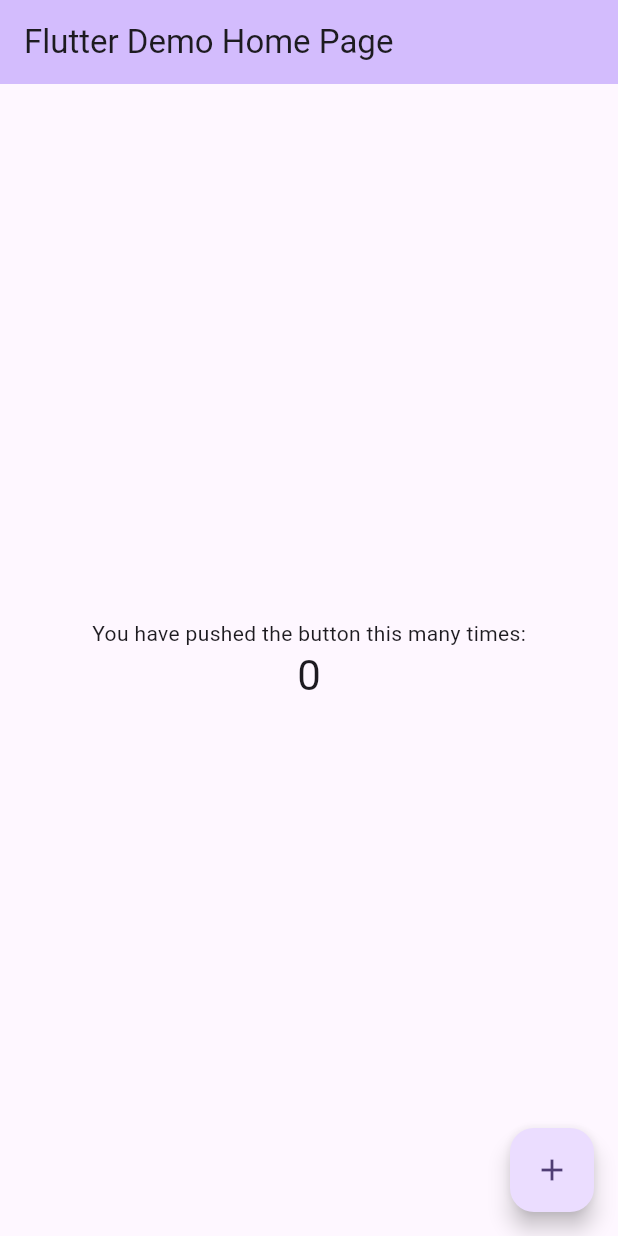
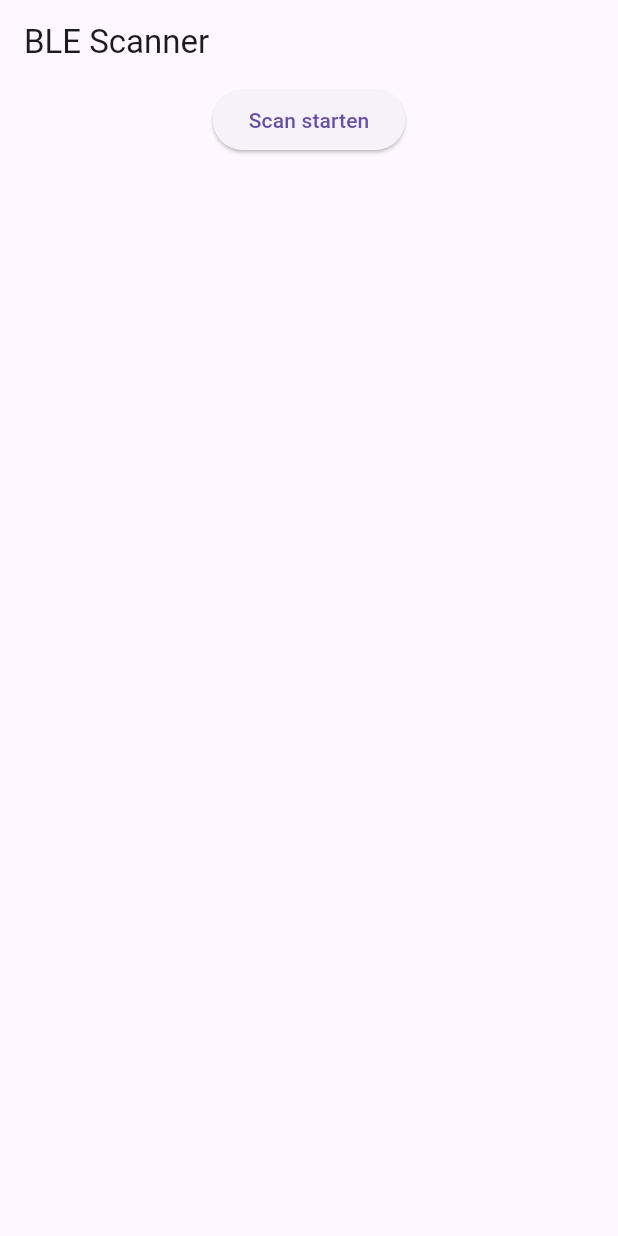
Before and after one commit to SomnusSunMask/SunMask-new, a Flutter app: the screen it shows after launch, on a phone screen of 412 x 824 dp. Run offline on Flutter 3.47's test engine with Material 3 defaults, Android fonts, the phone set to English and light mode, and no system bars; our stand-ins replace flutter_blue_plus.

Commit message:
Update main.dart
ble hinzugefügt

```diff
--- a/lib/main.dart
+++ b/lib/main.dart
@@ -1,122 +1,72 @@
 import 'package:flutter/material.dart';
+import 'package:flutter_blue_plus/flutter_blue_plus.dart';
 
 void main() {
-  runApp(const MyApp());
+  runApp(MyApp());
 }
 
 class MyApp extends StatelessWidget {
-  const MyApp({super.key});
-
-  // This widget is the root of your application.
   @override
   Widget build(BuildContext context) {
     return MaterialApp(
-      title: 'Flutter Demo',
-      theme: ThemeData(
-        // This is the theme of your application.
-        //
-        // TRY THIS: Try running your application with "flutter run". You'll see
-        // the application has a purple toolbar. Then, without quitting the app,
-        // try changing the seedColor in the colorScheme below to Colors.green
-        // and then invoke "hot reload" (save your changes or press the "hot
-        // reload" button in a Flutter-supported IDE, or press "r" if you used
-        // the command line to start the app).
-        //
-        // Notice that the counter didn't reset back to zero; the application
-        // state is not lost during the reload. To reset the state, use hot
-        // restart instead.
-        //
-        // This works for code too, not just values: Most code changes can be
-        // tested with just a hot reload.
-        colorScheme: ColorScheme.fromSeed(seedColor: Colors.deepPurple),
-      ),
-      home: const MyHomePage(title: 'Flutter Demo Home Page'),
+      title: 'Flutter BLE Scanner',
+      theme: ThemeData(primarySwatch: Colors.blue),
+      home: BLEHomePage(),
     );
   }
 }
 
-class MyHomePage extends StatefulWidget {
-  const MyHomePage({super.key, required this.title});
-
-  // This widget is the home page of your application. It is stateful, meaning
-  // that it has a State object (defined below) that contains fields that affect
-  // how it looks.
-
-  // This class is the configuration for the state. It holds the values (in this
-  // case the title) provided by the parent (in this case the App widget) and
-  // used by the build method of the State. Fields in a Widget subclass are
-  // always marked "final".
-
-  final String title;
-
+class BLEHomePage extends StatefulWidget {
   @override
-  State<MyHomePage> createState() => _MyHomePageState();
+  _BLEHomePageState createState() => _BLEHomePageState();
 }
 
-class _MyHomePageState extends State<MyHomePage> {
-  int _counter = 0;
+class _BLEHomePageState extends State<BLEHomePage> {
+  FlutterBluePlus flutterBlue = FlutterBluePlus();
+  List<ScanResult> scanResults = [];
 
-  void _incrementCounter() {
-    setState(() {
-      // This call to setState tells the Flutter framework that something has
-      // changed in this State, which causes it to rerun the build method below
-      // so that the display can reflect the updated values. If we changed
-      // _counter without calling setState(), then the build method would not be
-      // called again, and so nothing would appear to happen.
-      _counter++;
+  void startScan() {
+    scanResults.clear();
+    flutterBlue.startScan(timeout: Duration(seconds: 5));
+
+    flutterBlue.scanResults.listen((results) {
+      setState(() {
+        scanResults = results;
+      });
     });
+  }
+
+  void connectToDevice(BluetoothDevice device) async {
+    await device.connect();
+    print("Verbunden mit ${device.name}");
   }
 
   @override
   Widget build(BuildContext context) {
-    // This method is rerun every time setState is called, for instance as done
-    // by the _incrementCounter method above.
-    //
-    // The Flutter framework has been optimized to make rerunning build methods
-    // fast, so that you can just rebuild anything that needs updating rather
-    // than having to individually change instances of widgets.
     return Scaffold(
-      appBar: AppBar(
-        // TRY THIS: Try changing the color here to a specific color (to
-        // Colors.amber, perhaps?) and trigger a hot reload to see the AppBar
-        // change color while the other colors stay the same.
-        backgroundColor: Theme.of(context).colorScheme.inversePrimary,
-        // Here we take the value from the MyHomePage object that was created by
-        // the App.build method, and use it to set our appbar title.
-        title: Text(widget.title),
+      appBar: AppBar(title: Text("BLE Scanner")),
+      body: Column(
+        children: [
+          ElevatedButton(
+            onPressed: startScan,
+            child: Text("Scan starten"),
+          ),
+          Expanded(
+            child: ListView.builder(
+              itemCount: scanResults.length,
+              itemBuilder: (context, index) {
+                return ListTile(
+                  title: Text(scanResults[index].device.name.isNotEmpty
+                      ? scanResults[index].device.name
+                      : "Unbekanntes Gerät"),
+                  subtitle: Text(scanResults[index].device.id.toString()),
+                  onTap: () => connectToDevice(scanResults[index].device),
+                );
+              },
+            ),
+          ),
+        ],
       ),
-      body: Center(
-        // Center is a layout widget. It takes a single child and positions it
-        // in the middle of the parent.
-        child: Column(
-          // Column is also a layout widget. It takes a list of children and
-          // arranges them vertically. By default, it sizes itself to fit its
-          // children horizontally, and tries to be as tall as its parent.
-          //
-          // Column has various properties to control how it sizes itself and
-          // how it positions its children. Here we use mainAxisAlignment to
-          // center the children vertically; the main axis here is the vertical
-          // axis because Columns are vertical (the cross axis would be
-          // horizontal).
-          //
-          // TRY THIS: Invoke "debug painting" (choose the "Toggle Debug Paint"
-          // action in the IDE, or press "p" in the console), to see the
-          // wireframe for each widget.
-          mainAxisAlignment: MainAxisAlignment.center,
-          children: <Widget>[
-            const Text('You have pushed the button this many times:'),
-            Text(
-              '$_counter',
-              style: Theme.of(context).textTheme.headlineMedium,
-            ),
-          ],
-        ),
-      ),
-      floatingActionButton: FloatingActionButton(
-        onPressed: _incrementCounter,
-        tooltip: 'Increment',
-        child: const Icon(Icons.add),
-      ), // This trailing comma makes auto-formatting nicer for build methods.
     );
   }
 }
```
